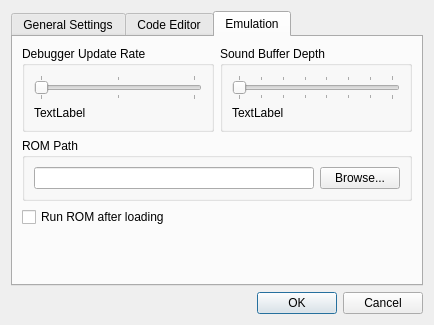
The window that environmentsettingsdialog.ui (christopherpow/nesicide) describes before a commit, drawn with Qt 5.
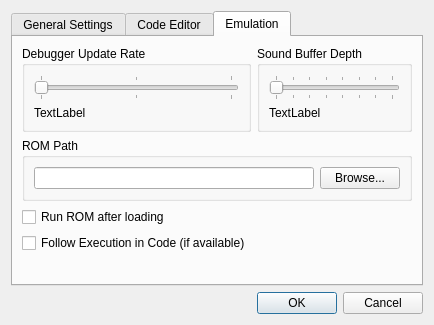
The same window after the commit. The open tabs and pages were chosen to show the change. Icons and pictures are not drawn.

Commit message: trying to figure out where a bug crept in

```diff
--- a/environmentsettingsdialog.ui
+++ b/environmentsettingsdialog.ui
@@ -382,7 +382,7 @@
          </property>
         </widget>
        </item>
-       <item row="3" column="0" colspan="2">
+       <item row="4" column="0" colspan="2">
         <spacer name="verticalSpacer_3">
          <property name="orientation">
           <enum>Qt::Vertical</enum>
@@ -395,6 +395,13 @@
          </property>
         </spacer>
        </item>
+       <item row="3" column="0">
+        <widget class="QCheckBox" name="followExecution">
+         <property name="text">
+          <string>Follow Execution in Code (if available)</string>
+         </property>
+        </widget>
+       </item>
       </layout>
      </widget>
     </widget>
```
Left out of the diff: 2 changed lines with no effect on the pictures.
